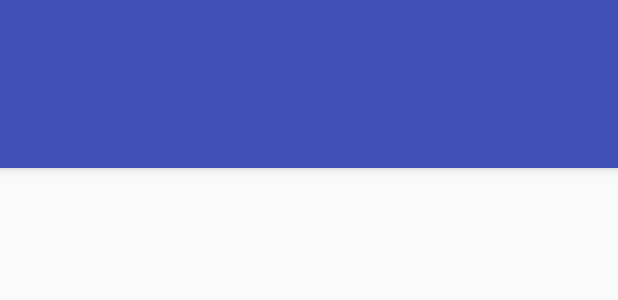
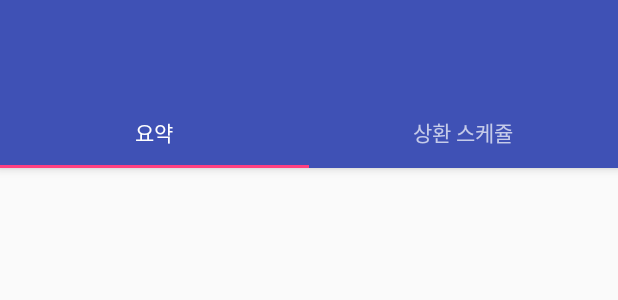
Before and after one commit to exizt/loan-calculator-android, an Android app: the layout activity_report.xml on its own in the app's theme, with its tools: preview values and no code run, on a phone screen of 412 x 824 dp. Shown: the top 300 px of the screen. Run offline under Robolectric (Android 15) with nearby library versions, the phone set to English and light mode, and no system bars.

```diff
--- a/app/src/main/AndroidManifest.xml
+++ b/app/src/main/AndroidManifest.xml
@@ -1,5 +1,6 @@
 <?xml version="1.0" encoding="utf-8"?>
 <manifest xmlns:android="http://schemas.android.com/apk/res/android"
+    xmlns:tools="http://schemas.android.com/tools"
     package="kr.asv.apps.loancalculator">
     <!-- Include required permissions for Google Mobile Ads to run-->
     <uses-permission android:name="android.permission.INTERNET"/>
@@ -28,7 +29,7 @@
             android:theme="@style/AppTheme.NoActionBar">
             <meta-data
                 android:name="android.support.PARENT_ACTIVITY"
-                android:value="kr.asv.apps.loancalculator.MainActivity" />
+                android:value=".MainActivity" />
         </activity>
         <!--Include the AdActivity configChanges and theme. -->
         <activity android:name="com.google.android.gms.ads.AdActivity"
--- a/app/src/main/res/layout/activity_report.xml
+++ b/app/src/main/res/layout/activity_report.xml
@@ -36,7 +36,21 @@
             <android.support.design.widget.TabLayout
                 android:id="@+id/tabs"
                 android:layout_width="match_parent"
-                android:layout_height="wrap_content" />
+                android:layout_height="wrap_content" >
+
+                <android.support.design.widget.TabItem
+                    android:id="@+id/tabItem"
+                    android:layout_width="wrap_content"
+                    android:layout_height="wrap_content"
+                    android:text="요약" />
+
+                <android.support.design.widget.TabItem
+                    android:id="@+id/tabItem2"
+                    android:layout_width="wrap_content"
+                    android:layout_height="wrap_content"
+                    android:text="상환 스케쥴" />
+
+            </android.support.design.widget.TabLayout>
 
         </android.support.design.widget.AppBarLayout>
 
```
Also changed, not shown: app/src/main/java/kr/asv/apps/loancalculator/ReportActivity.kt (+15 -16 lines), app/src/main/java/kr/asv/apps/loancalculator/fragments/EqualPrincipalFragment.kt (+21 -22 lines), app/src/main/java/kr/asv/apps/loancalculator/fragments/FullAmortizationFragment.kt (+14 -23 lines), app/src/main/java/kr/asv/apps/loancalculator/fragments/ReportScheduleFragment.kt (+2 -8 lines), app/src/main/java/kr/asv/apps/loancalculator/fragments/ReportSummaryFragment.kt (+11 -18 lines).
